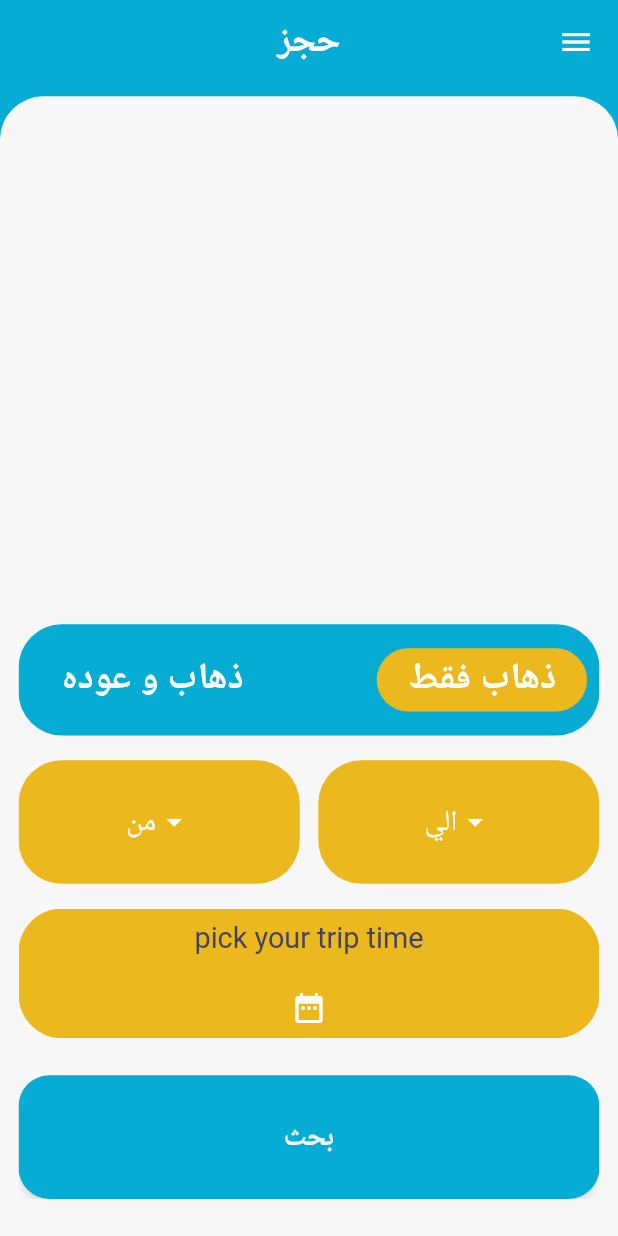
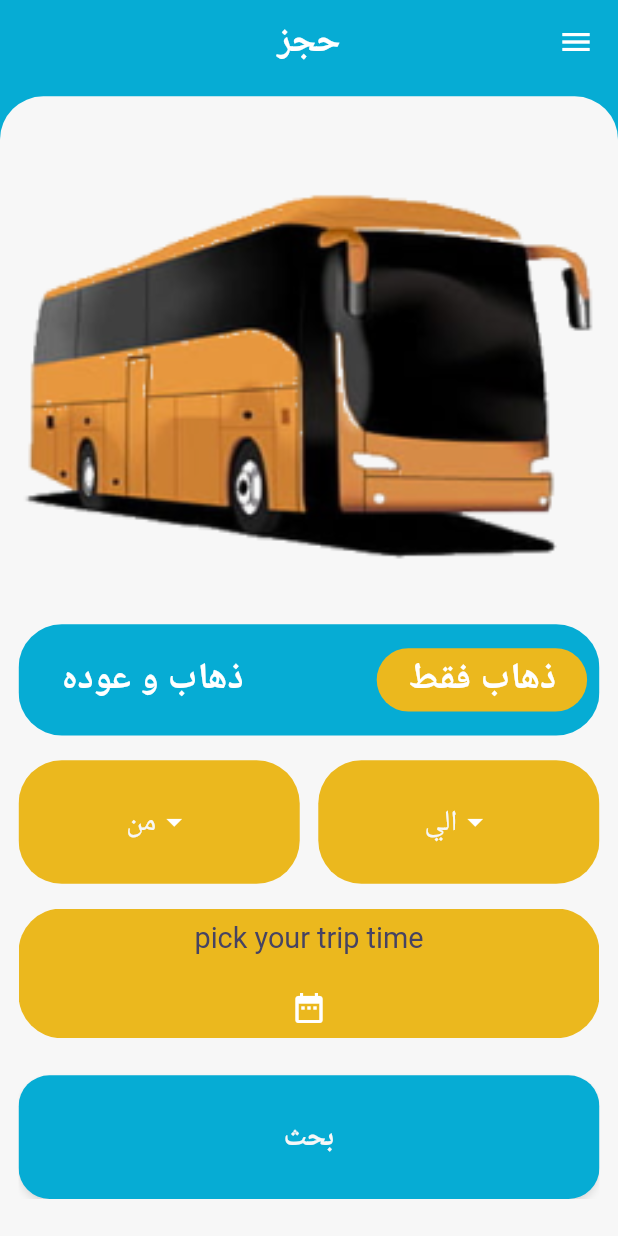
Before and after one commit to seifAfya123/EGBuss, a Flutter app: the FindTripScreen screen opened directly, on a phone screen of 412 x 824 dp. Run offline on Flutter 3.47's test engine with Material 2 defaults, Android fonts, the phone set to English and light mode, and no system bars; our stand-ins replace bloc, dio, easy_localization, flutter_bloc, flutter_phoenix, flutter_svg and 3 more; missing offline and left inert: dart:html; accounts and stored records are empty.

Commit message:
home with image

```diff
--- a/lib/constants/app_strings.dart
+++ b/lib/constants/app_strings.dart
@@ -17,5 +17,6 @@ class AppStrings {
 // SVG
   static const String forgetPassword = "assets/Svgs/undraw_forgot_password.svg";
   static const String egbussSvg = "assets/Svgs/logo3.svg";
+  static const String busImg = "assets/images/busImg.png";
   static const String svgAnalysis = "";
 }
--- a/lib/presentation/screens/shared/find_trip_screen.dart
+++ b/lib/presentation/screens/shared/find_trip_screen.dart
@@ -1,5 +1,6 @@
 import 'package:flutter/material.dart';
 import 'package:flutter/services.dart';
+import 'package:testapp/constants/app_strings.dart';
 import 'package:testapp/constants/const_test_data.dart';
 import 'package:testapp/presentation/router/rout_names_dart.dart';
 import 'package:testapp/presentation/styles/my_theme_data.dart';
@@ -9,6 +10,7 @@ import 'package:testapp/presentation/widget/appbar_title_text.dart';
 import 'package:testapp/presentation/widget/const_widget.dart';
 import 'package:testapp/presentation/widget/custom_drop_down_list.dart';
 import 'package:testapp/presentation/widget/custom_elevated_button.dart';
+import 'package:testapp/presentation/widget/custom_image_container.dart';
 import 'package:testapp/presentation/widget/default_button_text.dart';
 import 'package:testapp/presentation/widget/drawer.dart';
 import 'package:testapp/presentation/widget/leaving_and_arriving_card.dart';
@@ -45,8 +47,9 @@ class _FindTripScreenState extends State<FindTripScreen> {
             withPadding: true,
             bodyChild: Column(
               children: [
-                Expanded(
-                  child: Container(),
+                const Expanded(
+                  child: CustomImageContainer(
+                      imagePath: AppStrings.busImg, withShadow: false),
                 ),
                 Container(
                   height: 9.h,
--- a/lib/presentation/widget/custom_image_container.dart
+++ b/lib/presentation/widget/custom_image_container.dart
@@ -16,8 +16,8 @@ class CustomImageContainer extends StatelessWidget {
   @override
   Widget build(BuildContext context) {
     return Container(
-      width: widthAndHeight ?? 50.w,
-      height: widthAndHeight ?? 50.w,
+      width: widthAndHeight ,
+      height: widthAndHeight ,
       decoration: withShadow
           ? BoxDecoration(
               borderRadius: BorderRadius.circular(2.w),
```
Also changed, not shown: assets/images/busImg.png (added).
